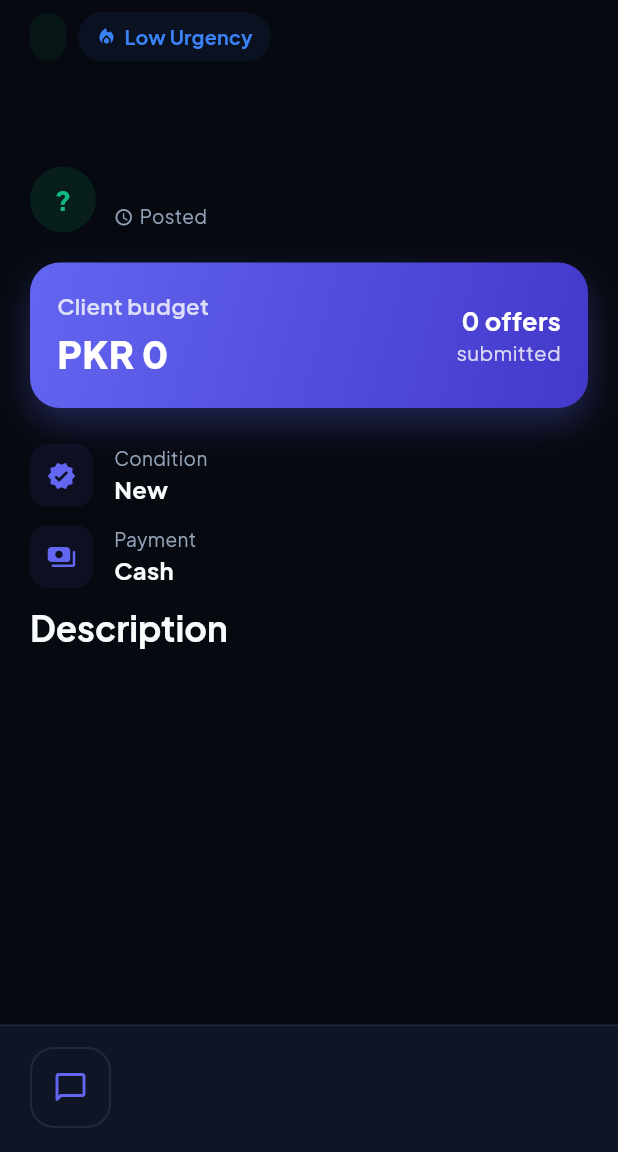
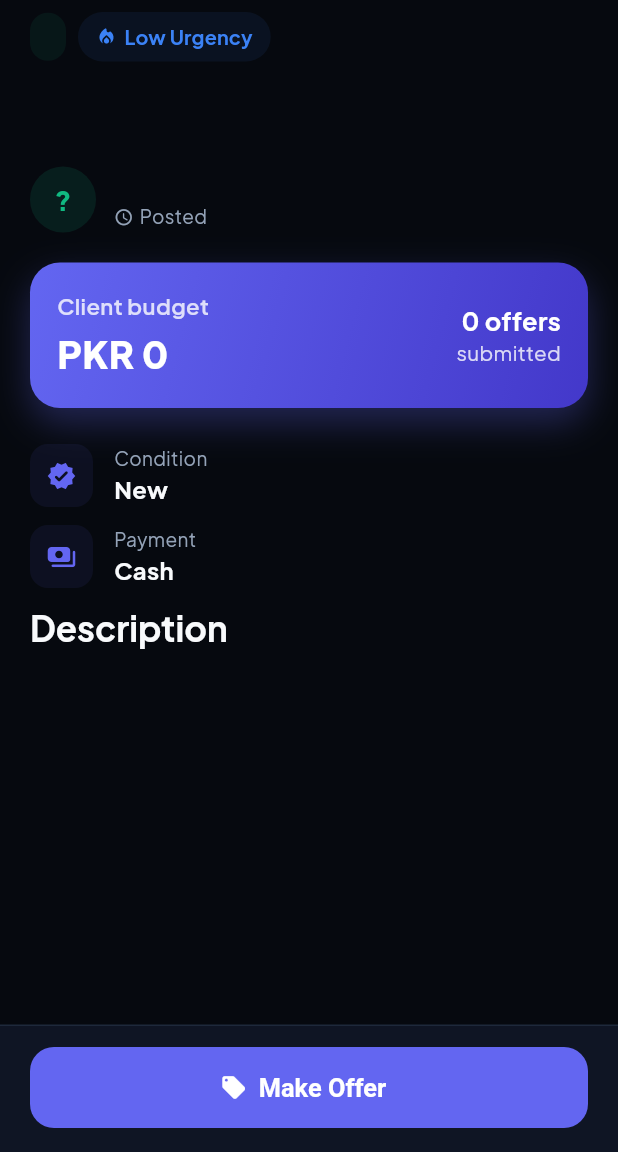
Before and after one commit to MysteriousEshoo/NeedBasedMarketplace, a Flutter app: the NeedDetailScreen screen opened directly with empty values, on a phone screen of 412 x 824 dp, the part 84-1236 px from its top. Run offline on Flutter 3.47's test engine with Material 3 defaults, Android fonts, the phone set to English and light mode, and no system bars; our stand-ins replace audioplayers, cloud_firestore, file_picker, firebase_auth, firebase_core, firebase_database and 7 more; missing offline and left inert: agora_rtc_engine, record; accounts and stored records are empty.

Commit message:
updated bugs of chat and offer system in seller and buyer mode  and send icon loading  state fixed .

```diff
--- a/lib/screens/marketplace_mode_screen.dart
+++ b/lib/screens/marketplace_mode_screen.dart
@@ -127,6 +127,7 @@ class _MarketplaceModeScreenState extends State<MarketplaceModeScreen> {
     // Turning Seller Mode OFF is always allowed.
     if (!value) {
       await _toggleSellerMode(false);
+      await settingsProvider.setBuyerMode(true);
       return;
     }
 
--- a/lib/screens/need_detail_screen.dart
+++ b/lib/screens/need_detail_screen.dart
@@ -2,10 +2,11 @@ import 'package:flutter/material.dart';
 import 'package:flutter/services.dart';
 import 'package:firebase_auth/firebase_auth.dart';
 import 'package:firebase_database/firebase_database.dart';
-import 'package:cloud_firestore/cloud_firestore.dart';
 import 'package:provider/provider.dart';
 import 'package:url_launcher/url_launcher.dart';
 import '../models/need_model.dart';
+import '../models/offer_model.dart';
+import '../services/chat_service.dart';
 import '../services/history_service.dart';
 import '../theme/app_colors.dart';
 import '../theme/app_palette.dart';
@@ -24,7 +25,8 @@ class NeedDetailScreen extends StatefulWidget {
 }
 
 class _NeedDetailScreenState extends State<NeedDetailScreen> {
-  bool _isSellerMode = false;
+  final ChatService _chatService = ChatService();
+  late final Stream<OfferModel?> _offerStream;
   String? _sellerId;
 
   // Mutable copy so the screen can refresh in place after an edit.
@@ -34,7 +36,10 @@ class _NeedDetailScreenState extends State<NeedDetailScreen> {
   void initState() {
     super.initState();
     _need = widget.need;
-    _listenUserRole();
+    _offerStream = _chatService.watchOfferForChat(
+      needId: _need.id,
+      otherUserId: _need.authorId ?? _need.userId ?? '',
+    );
     _findChatSeller();
 
     // 📜 Chrome-style history: record that this need was visited.
@@ -45,22 +50,6 @@ class _NeedDetailScreenState extends State<NeedDetailScreen> {
       subtitle: _need.category,
       refId: _need.id,
     );
-  }
-
-  void _listenUserRole() {
-    final user = FirebaseAuth.instance.currentUser;
-    if (user == null) return;
-    FirebaseFirestore.instance
-        .collection('users')
-        .doc(user.uid)
-        .snapshots()
-        .listen((snap) {
-      if (snap.exists && mounted) {
-        setState(() {
-          _isSellerMode = snap.data()?['isSellerMode'] ?? false;
-        });
-      }
-    });
   }
 
   void _findChatSeller() {
@@ -538,6 +527,44 @@ class _NeedDetailScreenState extends State<NeedDetailScreen> {
     final isMyNeed = currentUserId.isNotEmpty &&
         (_need.authorId ?? _need.userId) == currentUserId;
 
+    if (!isMyNeed) {
+      return StreamBuilder<OfferModel?>(
+        stream: _offerStream,
+        builder: (context, snapshot) {
+          final offer = snapshot.data;
+          final isAccepted = offer?.status == 'accepted';
+
+          return _BottomActionContainer(
+            surface: surface,
+            border: border,
+            child: isAccepted
+                ? FilledButton.icon(
+                    onPressed: _openChat,
+                    icon: const Icon(Icons.chat_bubble_rounded, size: 18),
+                    label: const Text('Chat'),
+                    style: FilledButton.styleFrom(
+                      minimumSize: const Size.fromHeight(54),
+                      shape: RoundedRectangleBorder(
+                        borderRadius: BorderRadius.circular(16),
+                      ),
+                    ),
+                  )
+                : FilledButton.icon(
+                    onPressed: _openOfferSheet,
+                    icon: const Icon(Icons.local_offer_rounded, size: 18),
+                    label: const Text('Make Offer'),
+                    style: FilledButton.styleFrom(
+                      minimumSize: const Size.fromHeight(54),
+                      shape: RoundedRectangleBorder(
+                        borderRadius: BorderRadius.circular(16),
+                      ),
+                    ),
+                  ),
+          );
+        },
+      );
+    }
+
     bool showChat = true;
     if (isMyNeed) {
       showChat = _sellerId != null && _sellerId!.isNotEmpty;
@@ -559,20 +586,6 @@ class _NeedDetailScreenState extends State<NeedDetailScreen> {
                 onTap: _openChat,
               ),
             if (showChat) const SizedBox(width: 12),
-            if (_isSellerMode && !isMyNeed)
-              Expanded(
-                child: FilledButton.icon(
-                  onPressed: _openOfferSheet,
-                  icon: const Icon(Icons.local_offer_rounded, size: 18),
-                  label: const Text('Make Offer'),
-                  style: FilledButton.styleFrom(
-                    minimumSize: const Size.fromHeight(54),
-                    shape: RoundedRectangleBorder(
-                      borderRadius: BorderRadius.circular(16),
-                    ),
-                  ),
-                ),
-              ),
             if (isMyNeed)
               Expanded(
                 child: OutlinedButton.icon(
@@ -590,6 +603,30 @@ class _NeedDetailScreenState extends State<NeedDetailScreen> {
           ],
         ),
       ),
+    );
+  }
+}
+
+class _BottomActionContainer extends StatelessWidget {
+  final Color surface;
+  final Color border;
+  final Widget child;
+
+  const _BottomActionContainer({
+    required this.surface,
+    required this.border,
+    required this.child,
+  });
+
+  @override
+  Widget build(BuildContext context) {
+    return Container(
+      padding: const EdgeInsets.fromLTRB(20, 14, 20, 16),
+      decoration: BoxDecoration(
+        color: surface,
+        border: Border(top: BorderSide(color: border)),
+      ),
+      child: SafeArea(top: false, child: child),
     );
   }
 }
--- a/lib/services/notification_service.dart
+++ b/lib/services/notification_service.dart
@@ -11,6 +11,7 @@ class NotificationService {
     required String body,
     required String type,
     String? data,
+    String? audience,
   }) async {
     final notification = NotificationModel(
       id: '',
@@ -18,6 +19,7 @@ class NotificationService {
       body: body,
       type: type,
       data: data,
+      audience: audience,
       timestamp: DateTime.now(),
       seen: false,
     );
@@ -27,9 +29,6 @@ class NotificationService {
         .child(userId)
         .push()
         .set(notification.toMap());
-
-    print('🔔 Notification sent to: $userId');
-    print('🔔 Title: $title');
   }
 
   Stream<List<NotificationModel>> getNotifications(String userId) {
```
Also changed, not shown: lib/models/notification_model.dart (+7 -0 lines), lib/screens/chat_screen.dart (+13 -20 lines), lib/screens/inbox_screen.dart (+6 -1 lines), lib/screens/notification_screen.dart (+93 -2 lines), lib/screens/offer_sheet.dart (+31 -18 lines), lib/screens/seller_dashboard_feed.dart (+48 -21 lines), lib/services/chat_service.dart (+174 -14 lines), lib/services/realtime_alert_service.dart (+11 -1 lines), 1 other file.
